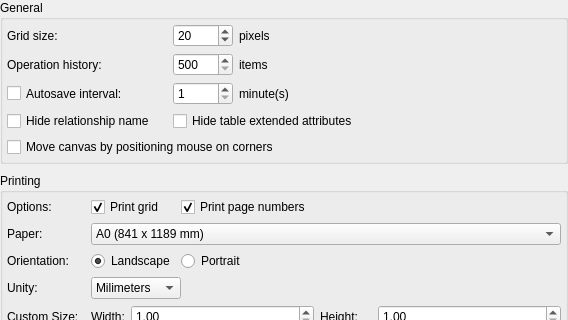
The window that libpgmodeler_ui/ui/generalconfigwidget.ui (pgmodeler/pgmodeler) describes before a commit, drawn with Qt 5; both pictures show x 0 to 568 and y 0 to 320 of the 568 by 559 pixel window.
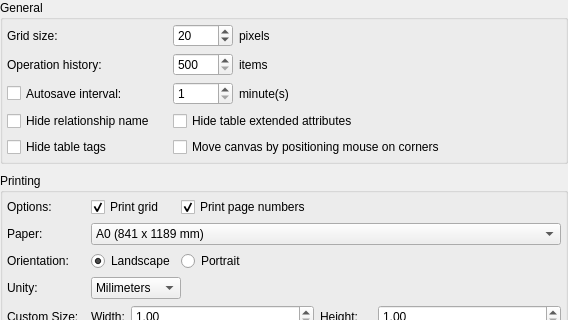
The same window after the commit. Icons and pictures are not drawn.

```diff
--- a/libpgmodeler_ui/ui/generalconfigwidget.ui
+++ b/libpgmodeler_ui/ui/generalconfigwidget.ui
@@ -283,7 +283,14 @@
         </property>
        </widget>
       </item>
-      <item row="5" column="0" colspan="2">
+      <item row="5" column="0">
+       <widget class="QCheckBox" name="hide_table_tags_chk">
+        <property name="text">
+         <string>Hide table tags</string>
+        </property>
+       </widget>
+      </item>
+      <item row="5" column="1">
        <widget class="QCheckBox" name="corner_move_chk">
         <property name="text">
          <string>Move canvas by positioning mouse on corners</string>
```
